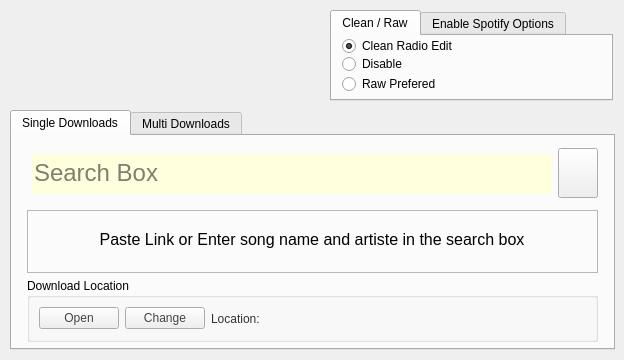
Old version of the form MainUiWindow.ui in the repository ktappdev/YTDownloader_PYQT5.
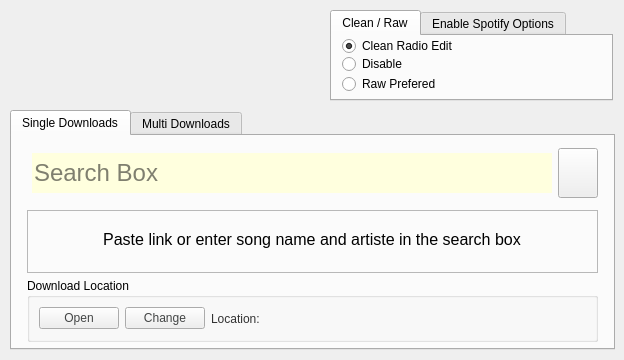
New version of the form. Icons and pictures are not drawn.

Commit message: solid, minor tweaks. MAC

What changed in the file:
```diff
--- a/MainUiWindow.ui
+++ b/MainUiWindow.ui
@@ -355,7 +355,7 @@
            <number>0</number>
           </property>
           <property name="text">
-           <string>Paste Link or Enter song name and artiste in the search box</string>
+           <string>Paste link or enter song name and artiste in the search box</string>
           </property>
           <property name="scaledContents">
            <bool>false</bool>
```
The commit also changes 1 other file.
